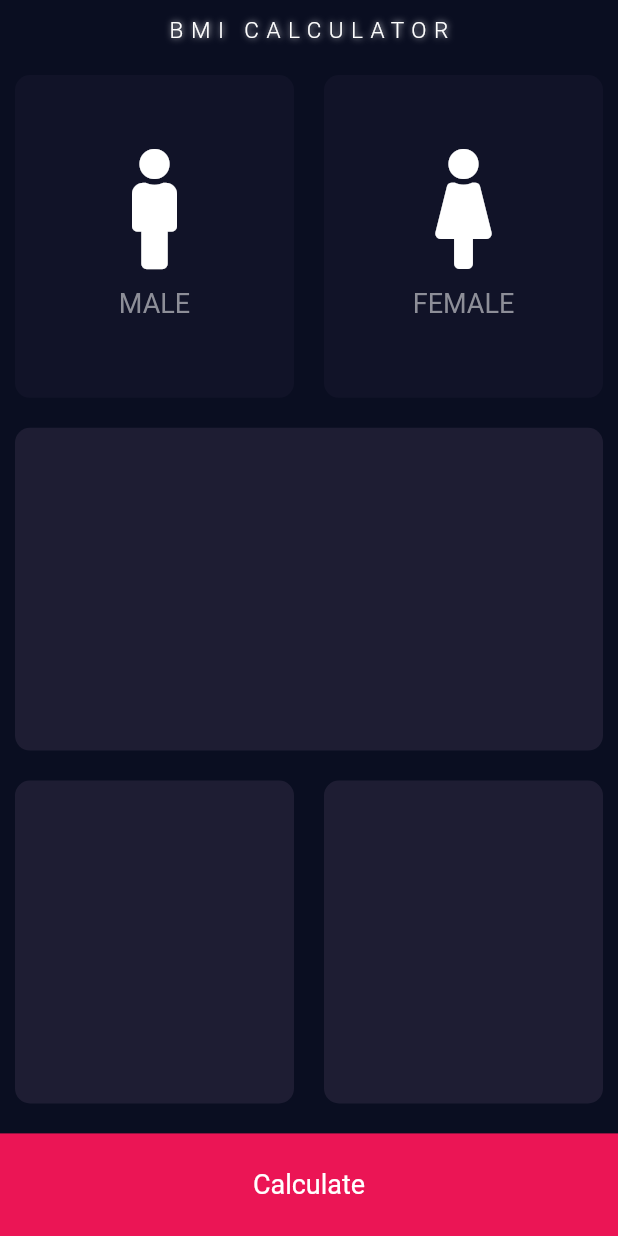
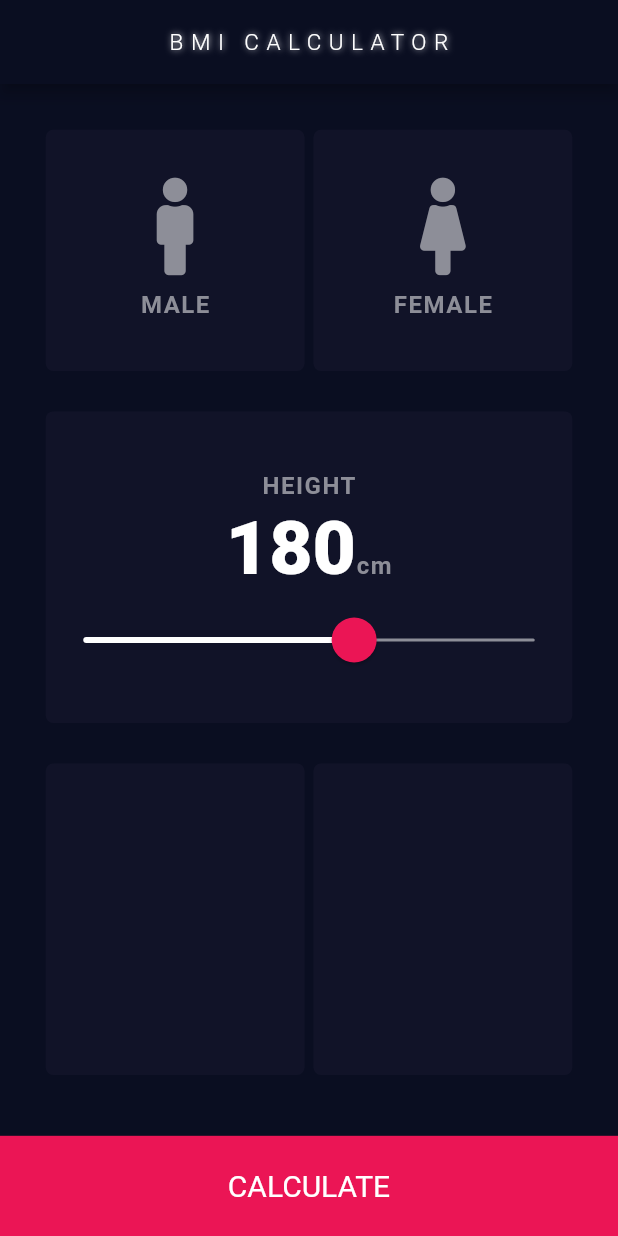
Before and after one commit to srockstech/bmi-calculator-app, a Flutter app: the screen it shows after launch, on a phone screen of 412 x 824 dp. Run offline on Flutter 3.47's test engine with Material 2 defaults, Android fonts, the phone set to English and light mode, and no system bars; our stand-ins replace font_awesome_flutter.

Commit message:
Created Height Setter

```diff
--- a/lib/card_widget.dart
+++ b/lib/card_widget.dart
@@ -3,15 +3,19 @@ import 'package:flutter/material.dart';
 class ReusableCard extends StatelessWidget {
   final Color colour;
   final Widget cardChild;
-  ReusableCard({@required this.colour, this.cardChild});
+  final Function onPress;
+  ReusableCard({@required this.colour, this.cardChild, this.onPress});
   @override
   Widget build(BuildContext context) {
-    return Container(
-      child: cardChild,
-      margin: EdgeInsets.all(10),
-      decoration: BoxDecoration(
-        borderRadius: BorderRadius.circular(10),
-        color: colour,
+    return GestureDetector(
+      onTap: onPress,
+      child: Container(
+        child: cardChild,
+        margin: EdgeInsets.symmetric(vertical: 13.5, horizontal: 3),
+        decoration: BoxDecoration(
+          borderRadius: BorderRadius.circular(5),
+          color: colour,
+        ),
       ),
     );
   }
--- /dev/null
+++ b/lib/constants.dart
@@ -0,0 +1,27 @@
+import 'package:flutter/material.dart';
+
+const kInactiveCardColour = Color(0xFF1E1D33);
+const kActiveCardColour = Color(0xFF111328);
+const kCalculateButtonColour = Color(0xFFEB1555);
+const kSliderActiveColour = Colors.white;
+const kSliderInactiveColour = Color(0xFF8D8E98);
+const kSliderMinValue = 120.0;
+const kSliderMaxValue = 220.0;
+const kSliderThumbColour = Color(0xFFEB1555);
+const kSliderThumbRadius = 15.0;
+const kSliderThumbOverlayRadius = 25.0;
+const kSliderThumbOverlayColour = Color(0x1FEB1555);
+const kSliderTrackHeight = 2.0;
+
+const kTitleStyle = TextStyle(
+  height: 2.0,
+  fontSize: 16,
+  fontWeight: FontWeight.w700,
+  color: Color(0xFF8D8E98),
+  letterSpacing: 1,
+);
+
+const kNumberStyle = TextStyle(
+  fontSize: 50.0,
+  fontWeight: FontWeight.w900,
+);
--- a/lib/gender_card_content.dart
+++ b/lib/gender_card_content.dart
@@ -1,15 +1,11 @@
 import 'package:flutter/material.dart';
-
-const titleStyle = TextStyle(
-  height: 2.0,
-  fontSize: 18,
-  color: Color(0xFF8D8E98),
-);
+import 'constants.dart';
 
 class GenderCardContent extends StatelessWidget {
   final IconData icon;
   final String title;
-  GenderCardContent({this.icon, this.title});
+  final Color iconColour;
+  GenderCardContent({this.icon, this.title, this.iconColour});
   @override
   Widget build(BuildContext context) {
     return Column(
@@ -17,11 +13,12 @@ class GenderCardContent extends StatelessWidget {
       children: <Widget>[
         Icon(
           icon,
-          size: 80,
+          size: 65,
+          color: iconColour,
         ),
         Text(
           title,
-          style: titleStyle,
+          style: kTitleStyle,
         ),
       ],
     );
--- a/lib/input_page.dart
+++ b/lib/input_page.dart
@@ -2,10 +2,7 @@ import 'package:flutter/material.dart';
 import 'package:font_awesome_flutter/font_awesome_flutter.dart';
 import 'card_widget.dart';
 import 'gender_card_content.dart';
-
-const inactiveCardColour = Color(0xFF111328);
-const activeCardColour = Color(0xFF1E1D33);
-const calculateButtonColour = Color(0xFFEB1555);
+import 'constants.dart';
 
 enum Gender { male, female }
 
@@ -15,6 +12,7 @@ class InputPage extends StatefulWidget {
 }
 
 class _InputPageState extends State<InputPage> {
+  int height = 180;
   Gender selectedGender;
   @override
   Widget build(BuildContext context) {
@@ -23,44 +21,56 @@ class _InputPageState extends State<InputPage> {
         title: Text('BMI CALCULATOR'),
       ),
       body: Column(
-        children: [
+        children: <Widget>[
           Expanded(
-            flex: 30,
+            flex: 9,
+            child: Padding(
+              padding: const EdgeInsets.symmetric(
+                horizontal: 27.5,
+                vertical: 17,
+              ),
+              child: Column(
+                crossAxisAlignment: CrossAxisAlignment.stretch,
+                children: <Widget>[
+                  Expanded(
+                    flex: 24,
                     child: Row(
                       children: [
                         Expanded(
-                  child: GestureDetector(
-                    onTap: () {
+                          child: ReusableCard(
+                            onPress: () {
                               setState(() {
                                 selectedGender = Gender.male;
                               });
                             },
-                    child: ReusableCard(
+                            colour: selectedGender == Gender.male
+                                ? kInactiveCardColour
+                                : kActiveCardColour,
                             cardChild: GenderCardContent(
                               icon: FontAwesomeIcons.male,
+                              iconColour: selectedGender == Gender.male
+                                  ? Colors.white
+                                  : Color(0xFF8D8E98),
                               title: 'MALE',
-                      ),
-                      colour: selectedGender == Gender.male
-                          ? activeCardColour
-                          : inactiveCardColour,
                             ),
                           ),
                         ),
                         Expanded(
-                  child: GestureDetector(
-                    onTap: () {
+                          child: ReusableCard(
+                            onPress: () {
                               setState(() {
                                 selectedGender = Gender.female;
                               });
                             },
-                    child: ReusableCard(
+                            colour: selectedGender == Gender.female
+                                ? kInactiveCardColour
+                                : kActiveCardColour,
                             cardChild: GenderCardContent(
                               icon: FontAwesomeIcons.female,
+                              iconColour: selectedGender == Gender.female
+                                  ? Colors.white
+                                  : Color(0xFF8D8E98),
                               title: 'FEMALE',
-                      ),
-                      colour: selectedGender == Gender.female
-                          ? activeCardColour
-                          : inactiveCardColour,
                             ),
                           ),
                         ),
@@ -70,7 +80,57 @@ class _InputPageState extends State<InputPage> {
                   Expanded(
                     flex: 30,
                     child: ReusableCard(
-              colour: activeCardColour,
+                      cardChild: Column(
+                        mainAxisAlignment: MainAxisAlignment.center,
+                        children: <Widget>[
+                          Text(
+                            'HEIGHT',
+                            style: kTitleStyle,
+                          ),
+                          Row(
+                            mainAxisAlignment: MainAxisAlignment.center,
+                            crossAxisAlignment: CrossAxisAlignment.baseline,
+                            textBaseline: TextBaseline.alphabetic,
+                            children: <Widget>[
+                              Text(
+                                height.toString(),
+                                style: kNumberStyle,
+                              ),
+                              Text(
+                                'cm',
+                                style: kTitleStyle,
+                              )
+                            ],
+                          ),
+                          SizedBox(
+                            height: 6,
+                          ),
+                          SliderTheme(
+                            data: SliderTheme.of(context).copyWith(
+                              activeTrackColor: kSliderActiveColour,
+                              inactiveTrackColor: kSliderInactiveColour,
+                              thumbColor: kSliderThumbColour,
+                              thumbShape: RoundSliderThumbShape(
+                                  enabledThumbRadius: kSliderThumbRadius),
+                              overlayShape: RoundSliderOverlayShape(
+                                  overlayRadius: kSliderThumbOverlayRadius),
+                              overlayColor: kSliderThumbOverlayColour,
+                              trackHeight: kSliderTrackHeight,
+                            ),
+                            child: Slider(
+                              value: height.toDouble(),
+                              onChanged: (double newValue) {
+                                setState(() {
+                                  height = newValue.toInt();
+                                });
+                              },
+                              min: kSliderMinValue,
+                              max: kSliderMaxValue,
+                            ),
+                          )
+                        ],
+                      ),
+                      colour: kActiveCardColour,
                     ),
                   ),
                   Expanded(
@@ -79,26 +139,30 @@ class _InputPageState extends State<InputPage> {
                       children: [
                         Expanded(
                           child: ReusableCard(
-                    colour: activeCardColour,
+                            colour: kActiveCardColour,
                           ),
                         ),
                         Expanded(
                           child: ReusableCard(
-                    colour: activeCardColour,
+                            colour: kActiveCardColour,
                           ),
                         ),
                       ],
                     ),
                   ),
+                ],
+              ),
+            ),
+          ),
           Expanded(
-            flex: 10,
+            flex: 1,
             child: Container(
               margin: EdgeInsets.only(top: 10),
-              color: calculateButtonColour,
+              color: kCalculateButtonColour,
               child: Center(
                   child: Text(
-                'Calculate',
-                style: TextStyle(fontSize: 18),
+                'CALCULATE',
+                style: TextStyle(fontSize: 20),
               )),
             ),
           ),
--- a/lib/main.dart
+++ b/lib/main.dart
@@ -29,8 +29,8 @@ class BMICalculator extends StatelessWidget {
             ],
           ),
           color: Color(0xFF0A0E21),
-          toolbarHeight: 40,
-          elevation: 0,
+          // toolbarHeight: 40,
+          // elevation: 0,
           centerTitle: true,
         ),
       ),
```
Also changed, not shown: 5 other files. Lines whose indentation alone changed are shown as unchanged.
